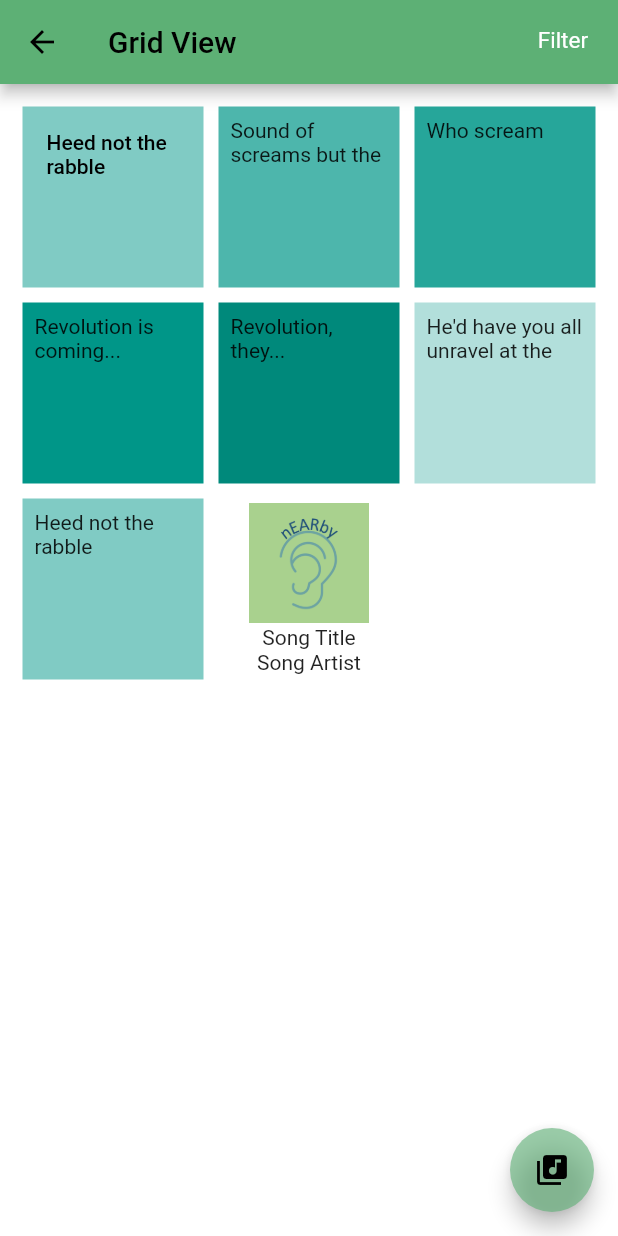
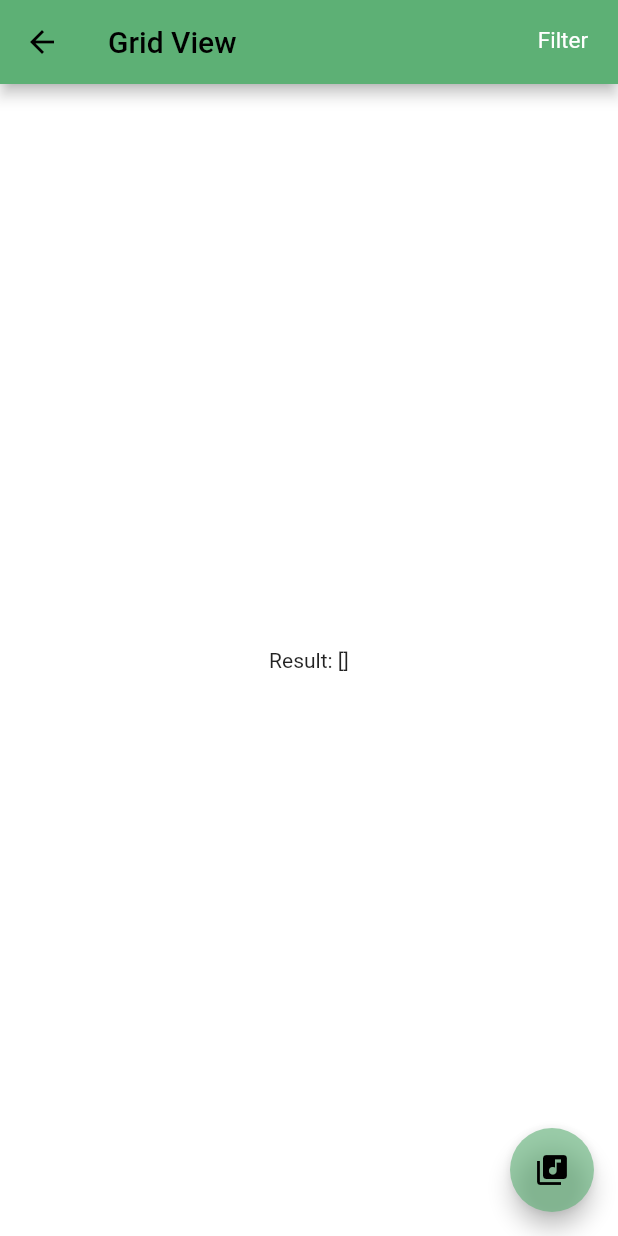
Before and after one commit to tanyazhong/nearby, a Flutter app: the screen it shows after launch, after a tap on "Lurk", on a phone screen of 412 x 824 dp. Run offline on Flutter 3.47's test engine with Material 2 defaults, Android fonts, the phone set to English and light mode, and no system bars; our stand-ins replace location, transparent_image; missing offline and left inert: flutter_web_auth, mongo_dart, spotify.

```diff
--- a/code/lib/pages/grid_view_page.dart
+++ b/code/lib/pages/grid_view_page.dart
@@ -1,4 +1,5 @@
 import 'dart:math';
+import 'dart:async';
 import 'package:flutter/material.dart';
 import 'package:my_app/logic/database.dart';
 import 'package:spotify/spotify.dart';
@@ -52,20 +53,101 @@ class _GridViewPageState extends State<GridViewPage> {
     print('radius is $_radius, grid view is $_gridView');
   }
 
+//   @override
+//   Widget build(BuildContext context) {
+//     final argumentSpotify =
+//         ModalRoute.of(context)!.settings.arguments as SpotifyApi;
+//     FilterValues filterValues = FilterValues();
+//     Future<List<dynamic>> futureNearbySongIds =
+//         MongoDatabase.getNearbySongsForLoc(100, 100, 10);
+//     print("song ids $futureNearbySongIds");
+//     return Scaffold(
+//       appBar: AppBar(
+//         title: Text("Grid View"),
+//         actions: [
+//           Padding(
+//               padding: EdgeInsets.only(right: 20, top: 18),
+//               child: GestureDetector(
+//                 onTap: () {
+//                     Navigator.push(
+//                         context,
+//                         MaterialPageRoute(
+//                             builder: (_) => FilterPage(
+//                                   filterValues: filterValues,
+//                                   onChanged: _onRadiusChanged,
+//                                 )));
+//                   },
+//                   child: Text(
+//                     'Filter',
+//                     style: TextStyle(fontSize: 15, color: Colors.white),
+//                   )))
+//         ],
+//       ),
+//       body: Center(
+//           child: GridView.count(
+//         primary: false,
+//         padding: const EdgeInsets.all(15),
+//         crossAxisSpacing: 10,
+//         mainAxisSpacing: 10,
+//         crossAxisCount: 3,
+//         children: <Widget>[
+//           Container(
+//             padding: const EdgeInsets.all(8),
+//             alignment: Alignment.topLeft,
+//             child: TextButton(
+//                 onPressed: () {
+//                   goToSongPage(argumentSpotify);
+//                 },
+//                 child: const Text('Heed not the rabble',
+//                     style: TextStyle(color: Colors.black))),
+//             color: Colors.teal[200],
+//           ),
+
+//           Container(
+//             padding: const EdgeInsets.all(2),
+//             child: Column(
+//               mainAxisAlignment: MainAxisAlignment.spaceEvenly,
+//               children: <Widget>[
+//                 Container(
+//                   child: widgets.Image.asset("assets/nearby_logo.png",
+//                       alignment: Alignment.center, height: 80, width: 80),
+//                   color: Colors.white,
+//                 ),
+//                 const Text(
+//                   'Song Title',
+//                   textAlign: TextAlign.left,
+//                 ),
+//                 const Text(
+//                   'Song Artist',
+//                   textAlign: TextAlign.left,
+//                 ),
+//               ],
+//             ),
+//             color: Colors.white,
+//           ),
+//         ],
+//       )),
+//       floatingActionButton: FloatingActionButton(
+//         onPressed: _updateText,
+//         tooltip: 'Update Text',
+//         child: Icon(Icons.library_music),
+//       ),
+//     );
+//   }
+// }
+
+// https://api.flutter.dev/flutter/widgets/FutureBuilder-class.html
   @override
   Widget build(BuildContext context) {
     final argumentSpotify =
         ModalRoute.of(context)!.settings.arguments as SpotifyApi;
     FilterValues filterValues = FilterValues();
-    Future<List<dynamic>> nearbySongIds =
-        MongoDatabase.getNearbySongsForLoc(100, 100, 10);
-    print("song ids $nearbySongIds");
     return Scaffold(
       appBar: AppBar(
-        title: Text("Grid View"),
+        title: const Text("Grid View"),
         actions: [
           Padding(
-              padding: EdgeInsets.only(right: 20, top: 18),
+              padding: const EdgeInsets.only(right: 20, top: 18),
               child: GestureDetector(
                   onTap: () {
                     Navigator.push(
@@ -76,89 +158,80 @@ class _GridViewPageState extends State<GridViewPage> {
                                   onChanged: _onRadiusChanged,
                                 )));
                   },
-                  child: Text(
+                  child: const Text(
                     'Filter',
                     style: TextStyle(fontSize: 15, color: Colors.white),
                   )))
         ],
       ),
-      body: Center(
-          child: GridView.count(
-        primary: false,
-        padding: const EdgeInsets.all(15),
-        crossAxisSpacing: 10,
-        mainAxisSpacing: 10,
-        crossAxisCount: 3,
-        children: <Widget>[
-          Container(
-            padding: const EdgeInsets.all(8),
-            alignment: Alignment.topLeft,
-            child: TextButton(
-                onPressed: () {
-                  goToSongPage(argumentSpotify);
-                },
-                child: const Text('Heed not the rabble',
-                    style: TextStyle(color: Colors.black))),
-            color: Colors.teal[200],
-          ),
-          Container(
-            padding: const EdgeInsets.all(8),
-            child: const Text('Sound of screams but the'),
-            color: Colors.teal[300],
-          ),
-          Container(
-            padding: const EdgeInsets.all(8),
-            child: const Text('Who scream'),
-            color: Colors.teal[400],
-          ),
-          Container(
-            padding: const EdgeInsets.all(8),
-            child: const Text('Revolution is coming...'),
-            color: Colors.teal[500],
-          ),
-          Container(
-            padding: const EdgeInsets.all(8),
-            child: const Text('Revolution, they...'),
-            color: Colors.teal[600],
-          ),
-          Container(
-            padding: const EdgeInsets.all(8),
-            child: const Text("He'd have you all unravel at the"),
-            color: Colors.teal[100],
-          ),
-          Container(
-            padding: const EdgeInsets.all(8),
-            child: const Text('Heed not the rabble'),
-            color: Colors.teal[200],
-          ),
-          Container(
-            padding: const EdgeInsets.all(2),
-            child: Column(
-              mainAxisAlignment: MainAxisAlignment.spaceEvenly,
-              children: <Widget>[
-                Container(
-                  child: widgets.Image.asset("assets/nearby_logo.png",
-                      alignment: Alignment.center, height: 80, width: 80),
-                  color: Colors.white,
-                ),
-                const Text(
-                  'Song Title',
-                  textAlign: TextAlign.left,
-                ),
-                const Text(
-                  'Song Artist',
-                  textAlign: TextAlign.left,
-                ),
-              ],
-            ),
-            color: Colors.white,
-          ),
-        ],
-      )),
+      body: FutureBuilder<dynamic>(
+        future: MongoDatabase.getNearbySongsForLoc(100, 100, 10),
+        builder: (BuildContext context, AsyncSnapshot<dynamic> snapshot) {
+          List<Widget> children;
+          if (snapshot.hasData) {
+            children = <Widget>[];
+            print("data: ${snapshot.data}");
+            return Center(
+              child:
+              Text(
+                'Result: ${snapshot.data}',
+              ),
+              // GridView.builder(
+              //     gridDelegate: const SliverGridDelegateWithMaxCrossAxisExtent(
+              //         maxCrossAxisExtent: 200,
+              //         childAspectRatio: 3 / 2,
+              //         crossAxisSpacing: 20,
+              //         mainAxisSpacing: 20),
+              //     itemCount: snapshot.data.length,
+              //     itemBuilder: (BuildContext ctx, index) {
+              //       return Container(
+              //         alignment: Alignment.center,
+              //         child: const Text("hello"),
+              //       );
+              //     }),
+            );
+          } else if (snapshot.hasError) {
+            children = <Widget>[
+              const Icon(
+                Icons.error_outline,
+                color: Colors.red,
+                size: 60,
+              ),
+              Text('Error: ${snapshot.error}'),
+            ];
+            return Center(
+              child: Column(
+                mainAxisAlignment: MainAxisAlignment.center,
+                crossAxisAlignment: CrossAxisAlignment.center,
+                children: children,
+              ),
+            );
+          } else {
+            children = const <Widget>[
+              SizedBox(
+                child: CircularProgressIndicator(),
+                width: 60,
+                height: 60,
+              ),
+              Padding(
+                padding: EdgeInsets.only(top: 16),
+                child: Text('Awaiting result...'),
+              )
+            ];
+            return Center(
+              child: Column(
+                mainAxisAlignment: MainAxisAlignment.center,
+                crossAxisAlignment: CrossAxisAlignment.center,
+                children: children,
+              ),
+            );
+          }
+        },
+      ),
       floatingActionButton: FloatingActionButton(
         onPressed: _updateText,
         tooltip: 'Update Text',
-        child: Icon(Icons.library_music),
+        child: const Icon(Icons.library_music),
       ),
     );
   }
```
